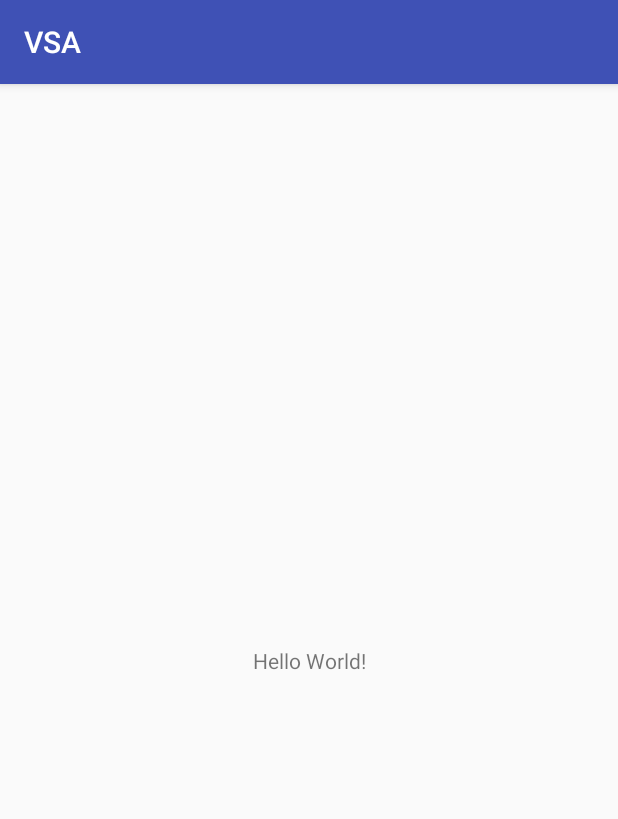
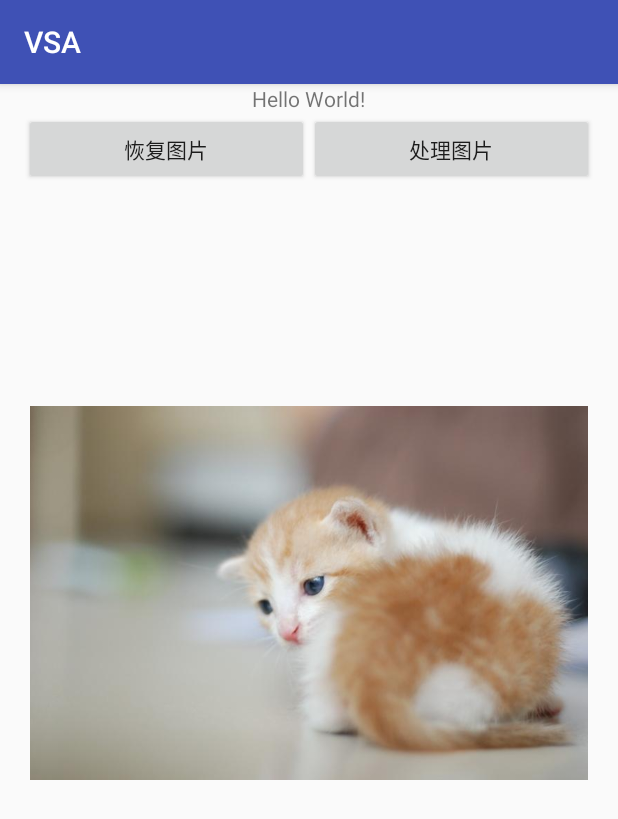
Before and after one commit to zunlihu/VSA, an Android app: the screen it shows after launch (MainActivity), on a phone screen of 412 x 824 dp. Shown: the top 819 px of the screen. Run offline under Robolectric (Android 15) with nearby library versions, the phone set to English and light mode, and no system bars; 3 statements that could not run were skipped.

Commit message:
add opencv demo

```diff
--- a/app/src/main/java/com/magic/klaus/vsa/MainActivity.java
+++ b/app/src/main/java/com/magic/klaus/vsa/MainActivity.java
@@ -1,21 +1,77 @@
 package com.magic.klaus.vsa;
 
+import android.graphics.Bitmap;
+import android.graphics.BitmapFactory;
 import android.support.v7.app.AppCompatActivity;
 import android.os.Bundle;
+import android.util.Log;
+import android.view.View;
+import android.widget.ImageView;
 import android.widget.TextView;
 
 import com.magic.klaus.vsa.presenter.PreprocessPresenter;
 
+import org.opencv.android.CameraBridgeViewBase;
+import org.opencv.android.OpenCVLoader;
+
 public class MainActivity extends AppCompatActivity {
+
+    private static String TAG = "OpenCVLoader";
+    private ImageView show_image;
+
 
     @Override
     protected void onCreate(Bundle savedInstanceState) {
         super.onCreate(savedInstanceState);
         setContentView(R.layout.activity_main);
 
-        // Example of a call to a native method
-        TextView tv = (TextView) findViewById(R.id.sample_text);
-        tv.setText(PreprocessPresenter.stringFromJNI());
+        initView();
+    }
+
+    private void initView() {
+        TextView textView = (TextView)findViewById(R.id.sample_text);
+        textView.setText(PreprocessPresenter.stringFromJNI());
+        show_image = (ImageView) findViewById(R.id.show_image);
+        show_image.setImageResource(R.drawable.cat);
+        findViewById(R.id.pic).setOnClickListener(new View.OnClickListener() {
+            @Override
+            public void onClick(View v) {
+                //恢复
+                backPic();
+            }
+        });
+        findViewById(R.id.gray_pic).setOnClickListener(new View.OnClickListener() {
+            @Override
+            public void onClick(View v) {
+                //变灰
+                grayPic();
+            }
+        });
+    }
+    private void backPic(){
+        show_image.setImageResource(R.drawable.cat);
+    }
+    private void grayPic(){
+        Bitmap bmp = BitmapFactory.decodeResource(getResources(),R.drawable.cat);
+        int w = bmp.getWidth();
+        int h = bmp.getHeight();
+        int[] pixels = new int[w*h];
+        bmp.getPixels(pixels, 0, w, 0, 0, w, h);
+        //recall JNI
+        int[] resultInt = PreprocessPresenter.getGrayImage(pixels, w, h);
+        Bitmap resultImg = Bitmap.createBitmap(w, h, Bitmap.Config.ARGB_8888);
+        resultImg.setPixels(resultInt, 0, w, 0, 0, w, h);
+        show_image.setImageBitmap(resultImg);
+    }
+
+    @Override
+    protected void onResume() {
+        super.onResume();
+        if (OpenCVLoader.initDebug()) {
+            Log.i(TAG, "OpenCV initialize success");
+        } else {
+            Log.i(TAG, "OpenCV initialize failed");
+        }
     }
 
     /**
--- a/app/src/main/res/layout/activity_main.xml
+++ b/app/src/main/res/layout/activity_main.xml
@@ -6,14 +6,54 @@
     android:layout_height="match_parent"
     tools:context="com.magic.klaus.vsa.MainActivity">
 
-    <TextView
-        android:id="@+id/sample_text"
-        android:layout_width="wrap_content"
-        android:layout_height="wrap_content"
-        android:text="Hello World!"
-        app:layout_constraintBottom_toBottomOf="parent"
-        app:layout_constraintLeft_toLeftOf="parent"
-        app:layout_constraintRight_toRightOf="parent"
-        app:layout_constraintTop_toTopOf="parent" />
+
+
+    <RelativeLayout
+        android:layout_width="match_parent"
+        android:layout_height="match_parent"
+        android:paddingBottom="@dimen/activity_vertical_margin"
+        android:paddingLeft="@dimen/activity_horizontal_margin"
+        android:paddingRight="@dimen/activity_horizontal_margin"
+        >
+        <TextView
+            android:id="@+id/sample_text"
+            android:layout_width="wrap_content"
+            android:layout_height="wrap_content"
+            android:layout_centerHorizontal="true"
+            android:text="Hello World!"/>
+        <LinearLayout
+            android:id="@+id/deal_pic_ll"
+            android:layout_centerHorizontal="true"
+            android:layout_below="@id/sample_text"
+            android:layout_width="match_parent"
+            android:layout_height="wrap_content"
+            android:orientation="horizontal"
+            android:weightSum="2">
+            <Button
+                android:id="@+id/pic"
+                android:layout_width="wrap_content"
+                android:layout_height="wrap_content"
+                android:text="恢复图片"
+                android:layout_weight="1"/>
+            <Button
+                android:id="@+id/gray_pic"
+                android:layout_width="wrap_content"
+                android:layout_height="wrap_content"
+                android:text="处理图片"
+                android:layout_weight="1"/>
+
+        </LinearLayout>
+        <ImageView
+            android:id="@+id/show_image"
+            android:layout_marginTop="4dp"
+            android:layout_marginLeft="4dp"
+            android:layout_marginRight="4dp"
+            android:layout_marginBottom="4dp"
+            android:layout_below="@+id/deal_pic_ll"
+            android:layout_centerHorizontal="true"
+            android:layout_width="wrap_content"
+            android:layout_height="wrap_content" />
+
+    </RelativeLayout>
 
 </android.support.constraint.ConstraintLayout>
--- /dev/null
+++ b/app/src/main/res/values/dimens.xml
@@ -0,0 +1,5 @@
+<?xml version="1.0" encoding="utf-8"?>
+<resources>
+    <dimen name="activity_horizontal_margin">16dp</dimen>
+    <dimen name="activity_vertical_margin">16dp</dimen>
+</resources>
```
Also changed, not shown: app/src/main/java/com/magic/klaus/vsa/presenter/PreprocessPresenter.java (+3 -4 lines), app/src/main/res/drawable/cat.jpg (added).
